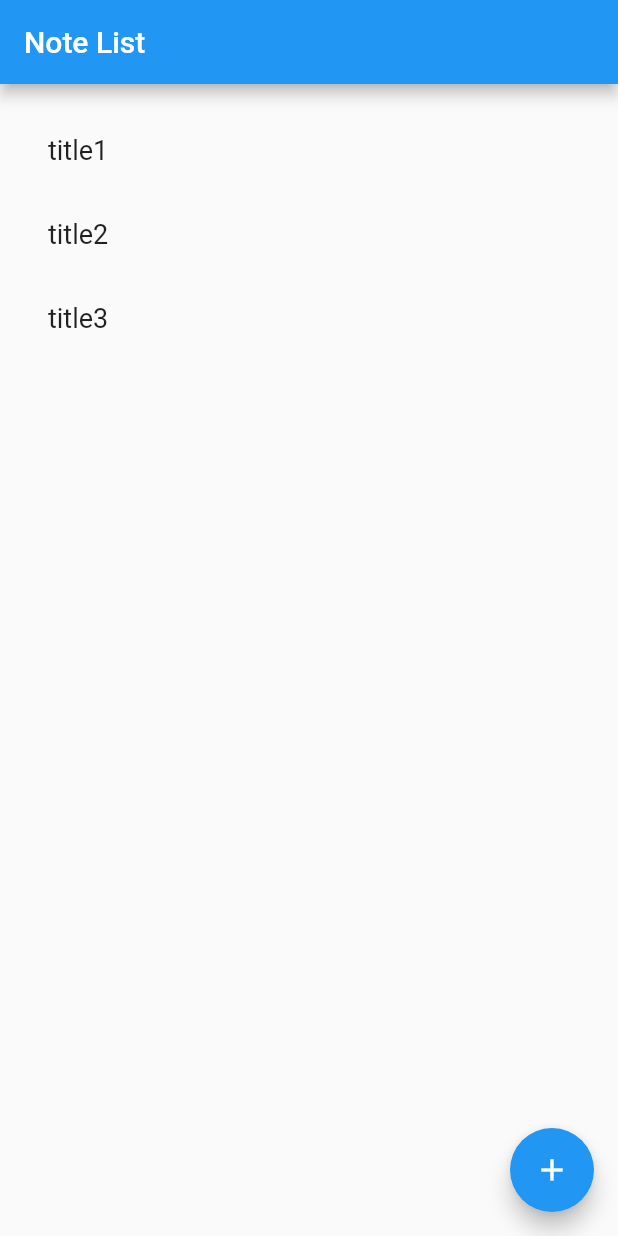
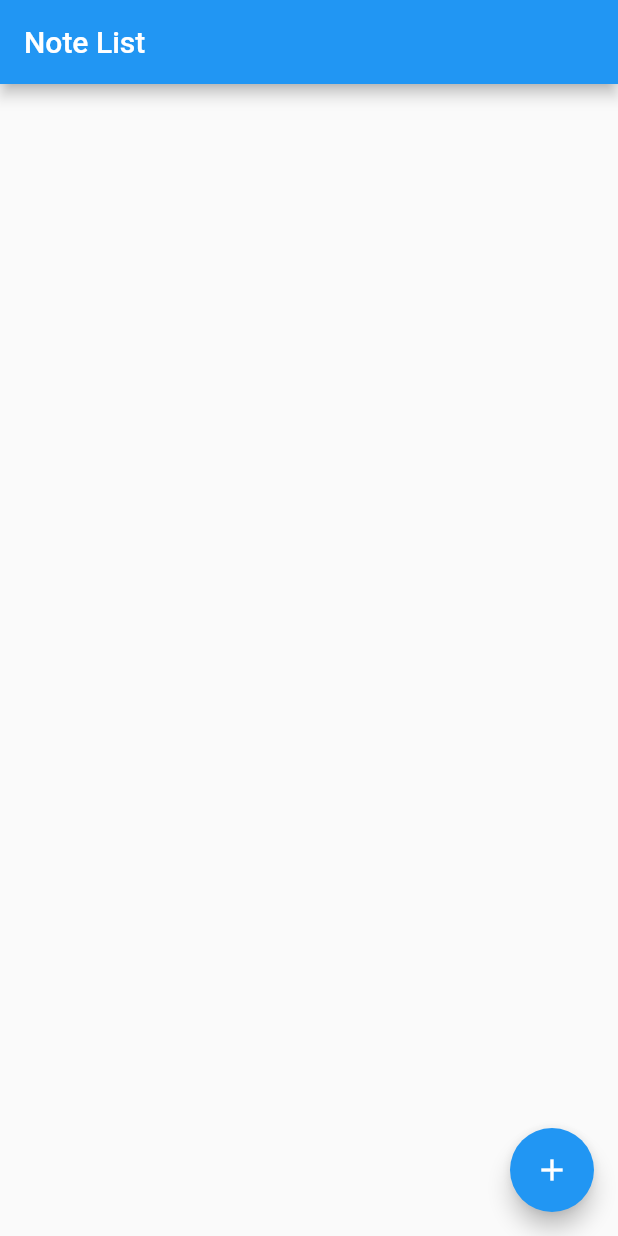
Before and after one commit to anraku/note_app, a Flutter app: the screen it shows after launch, on a phone screen of 412 x 824 dp. Run offline on Flutter 3.47's test engine with Material 2 defaults, Android fonts, the phone set to English and light mode, and no system bars.

Commit message:
[update] fix bugs

```diff
--- a/lib/main.dart
+++ b/lib/main.dart
@@ -27,11 +27,7 @@ class Home extends StatefulWidget {
 }
 
 class _HomeState extends State<Home> {
-  final memos = <Memo>[
-    new Memo('title1', 'memo1'),
-    new Memo('title2', 'memo2'),
-    new Memo('title3', 'memo3')
-  ];
+  List<Memo> memos = new List<Memo>();
   final _biggerFont = const TextStyle(fontSize: 18.0);
   @override
   Widget build(BuildContext context) {
@@ -78,6 +74,7 @@ class _HomeState extends State<Home> {
             child: new ListTile(
               title: new Text(
                 item.title,
+                maxLines: 1,
                 style: _biggerFont,
               ),
               onTap: () {
```
